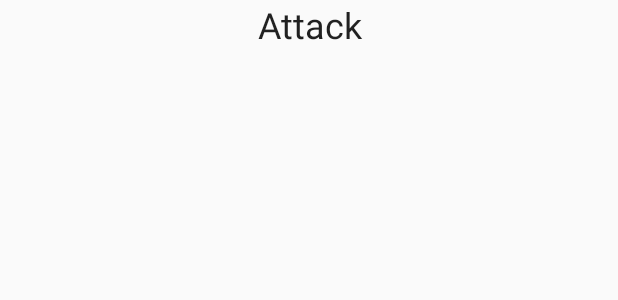
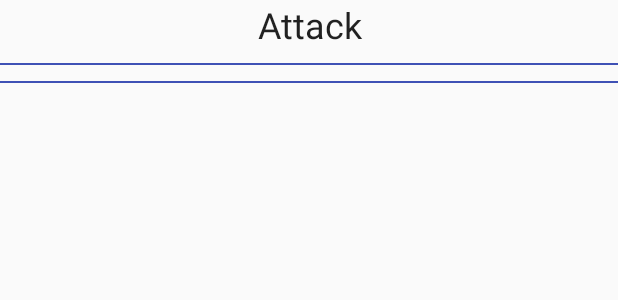
Before and after one commit to fcolas/ImperialAssaultDiceCompanion, an Android app: the layout attack_tab.xml on its own in the app's theme, with its tools: preview values and no code run, on a phone screen of 412 x 824 dp. Shown: the top 300 px of the screen. Run offline under Robolectric (Android 15) with nearby library versions, the phone set to English and light mode, and no system bars.

```diff
--- a/app/src/main/java/net/franciscolas/imperialassaultdicecompanion/AttackTabFragment.java
+++ b/app/src/main/java/net/franciscolas/imperialassaultdicecompanion/AttackTabFragment.java
@@ -11,6 +11,7 @@ import android.widget.AdapterView;
 import android.widget.ArrayAdapter;
 import android.widget.EditText;
 import android.widget.Spinner;
+import android.widget.TableLayout;
 import android.widget.TextView;
 
 import java.util.ArrayList;
@@ -158,6 +159,11 @@ public class AttackTabFragment extends Fragment implements AdapterView.OnItemSel
         float[] means = histogramDamageSurge.getAverages();
 
         // display
+        Histogram1D histogramDamage = outcomes.project1D("damage");
+        TableLayout tableLayout = (TableLayout) getView().findViewById(R.id.result_table);
+        tableLayout.removeAllViews();
+        histogramDamage.populateTable(tableLayout, "damage");
+
         TextView result_text = (TextView) getView().findViewById(R.id.result_text);
         result_text.setText(String.format(
                 "Proba to hit: %.1f %%\n" +
--- a/app/src/main/res/layout/attack_tab.xml
+++ b/app/src/main/res/layout/attack_tab.xml
@@ -76,11 +76,35 @@
             android:imeOptions="actionDone"/>
     </LinearLayout>
 
+    <View
+        android:layout_height="5dp"
+        android:layout_width="match_parent" />
+    <View
+        android:layout_height="1dp"
+        android:layout_width="match_parent"
+        android:background="@color/colorPrimary"/>
+    <View
+        android:layout_height="5dp"
+        android:layout_width="match_parent" />
+    <TableLayout
+        android:layout_width="match_parent"
+        android:layout_height="wrap_content"
+        android:id="@+id/result_table" >
+    </TableLayout>
+    <View
+        android:layout_height="5dp"
+        android:layout_width="match_parent" />
+    <View
+        android:layout_height="1dp"
+        android:layout_width="match_parent"
+        android:background="@color/colorPrimary"/>
+    <View
+        android:layout_height="5dp"
+        android:layout_width="match_parent" />
     <TextView android:id="@+id/result_text"
         android:layout_weight="8"
         android:layout_width="match_parent"
-        android:layout_height="match_parent"
-        android:gravity="center"
+        android:layout_height="0dp"
         style="@style/TextAppearance.AppCompat.Body2" />
 
 </LinearLayout>
--- a/app/src/main/res/values/strings.xml
+++ b/app/src/main/res/values/strings.xml
@@ -7,6 +7,7 @@
     <string name="button_plus">+</string>
     <string name="attribute_test_title">Attribute Test</string>
     <string name="attack_title">Attack</string>
+    <string name="n_label">n</string>
     <string-array name="die_number">
         <item>0</item>
         <item>1</item>
```
Also changed, not shown: app/src/main/java/net/franciscolas/imperialassaultdicecompanion/Histogram1D.java (+45 -0 lines).
